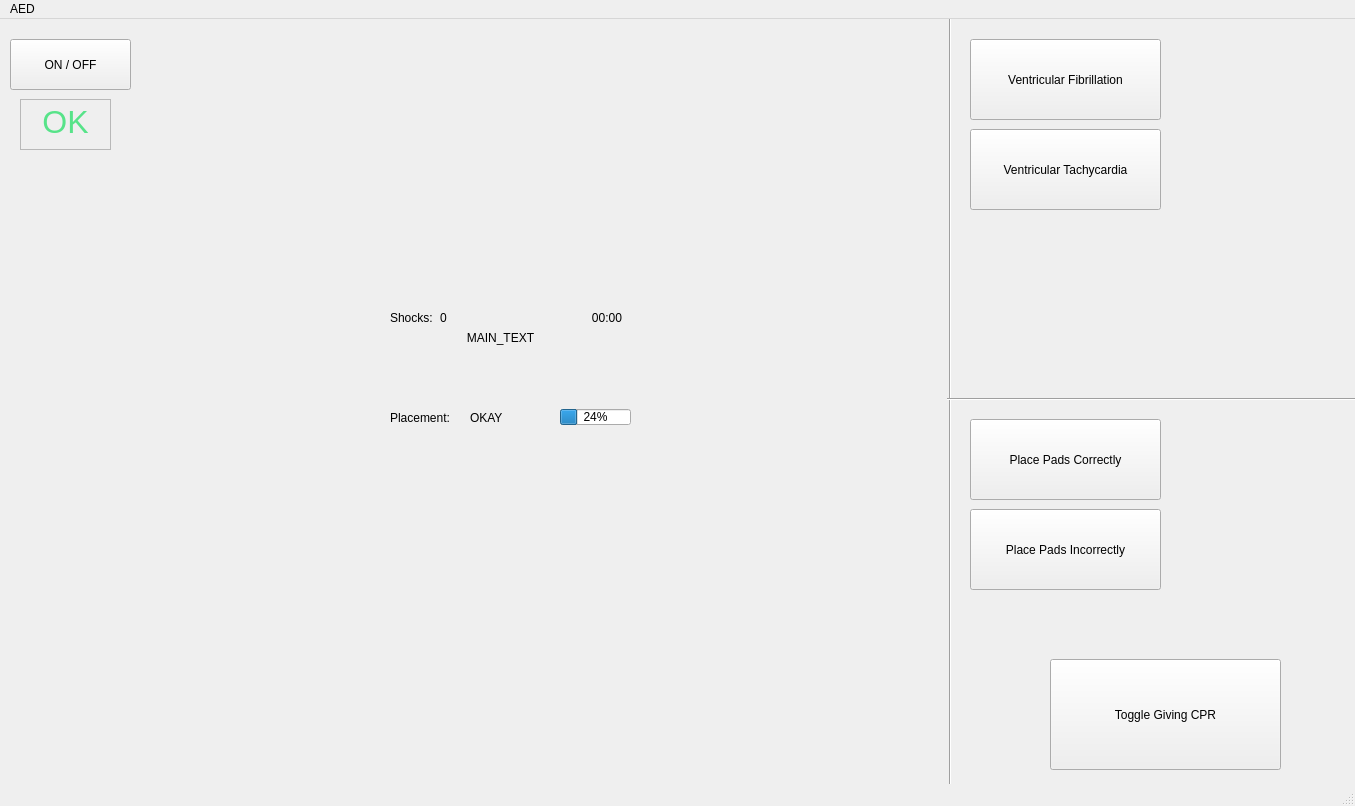
Before: the Qt Designer form AED/mainwindow.ui in SharpieRalph/aed_project, drawn with Qt 5.
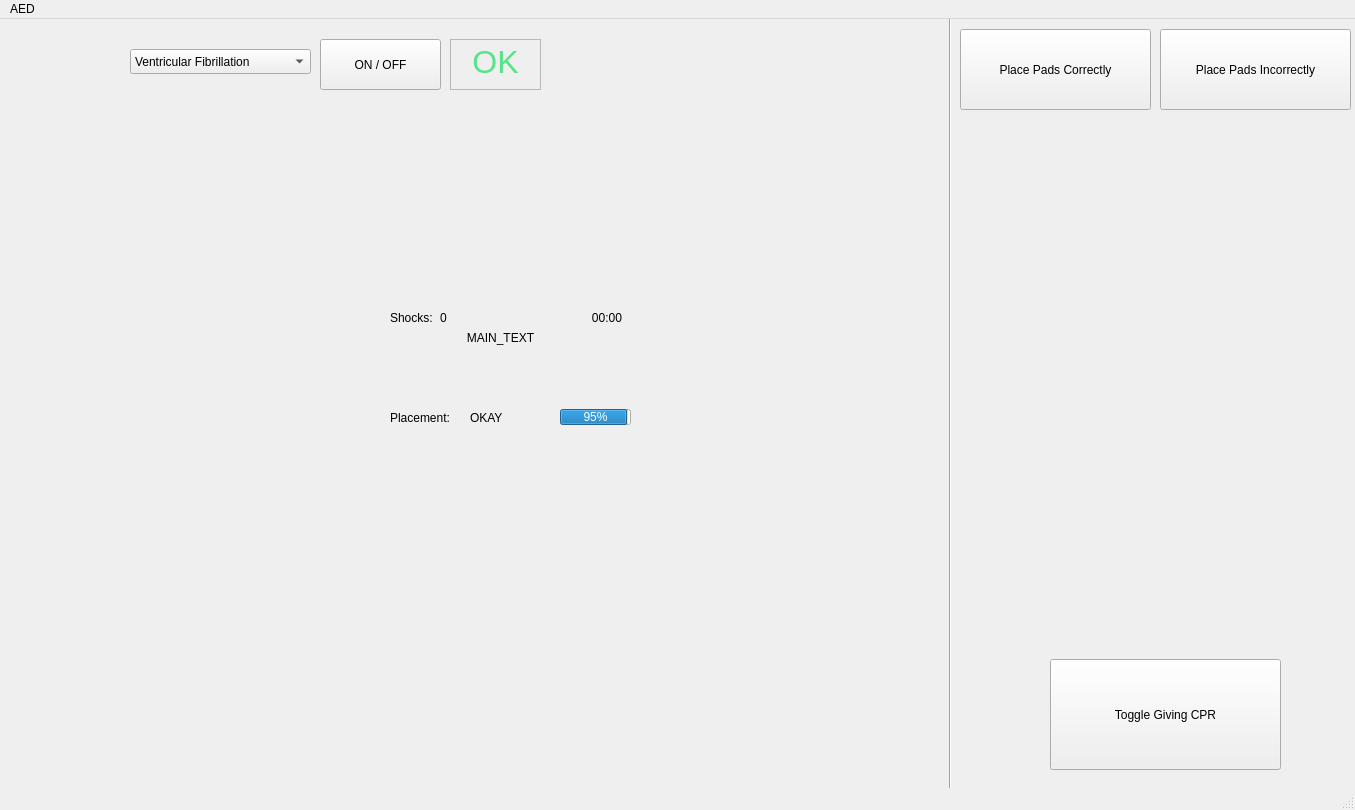
After: the same form once the commit is applied. Icons and pictures are not drawn.

Diff of the .ui file:
```diff
--- a/AED/mainwindow.ui
+++ b/AED/mainwindow.ui
@@ -10,7 +10,7 @@
     <x>0</x>
     <y>0</y>
     <width>1355</width>
-    <height>806</height>
+    <height>810</height>
    </rect>
   </property>
   <property name="windowTitle">
@@ -33,7 +33,7 @@
    <widget class="QPushButton" name="pwrBtn">
     <property name="geometry">
      <rect>
-      <x>10</x>
+      <x>320</x>
       <y>20</y>
       <width>121</width>
       <height>51</height>
@@ -49,8 +49,8 @@
     </property>
     <property name="geometry">
      <rect>
-      <x>20</x>
-      <y>80</y>
+      <x>450</x>
+      <y>20</y>
       <width>91</width>
       <height>51</height>
      </rect>
@@ -86,6 +86,9 @@
     </property>
    </widget>
    <widget class="QLabel" name="Loop">
+    <property name="enabled">
+     <bool>true</bool>
+    </property>
     <property name="geometry">
      <rect>
       <x>130</x>
@@ -308,53 +311,14 @@
      </rect>
     </property>
     <property name="value">
-     <number>24</number>
-    </property>
-   </widget>
-   <widget class="Line" name="line_2">
-    <property name="geometry">
-     <rect>
-      <x>947</x>
-      <y>370</y>
-      <width>421</width>
-      <height>20</height>
-     </rect>
-    </property>
-    <property name="orientation">
-     <enum>Qt::Horizontal</enum>
-    </property>
-   </widget>
-   <widget class="QPushButton" name="ventFib">
-    <property name="geometry">
-     <rect>
-      <x>970</x>
-      <y>20</y>
-      <width>191</width>
-      <height>81</height>
-     </rect>
-    </property>
-    <property name="text">
-     <string>Ventricular Fibrillation</string>
-    </property>
-   </widget>
-   <widget class="QPushButton" name="ventTac">
-    <property name="geometry">
-     <rect>
-      <x>970</x>
-      <y>110</y>
-      <width>191</width>
-      <height>81</height>
-     </rect>
-    </property>
-    <property name="text">
-     <string>Ventricular Tachycardia</string>
+     <number>95</number>
     </property>
    </widget>
    <widget class="QPushButton" name="padsGood">
     <property name="geometry">
      <rect>
-      <x>970</x>
-      <y>400</y>
+      <x>960</x>
+      <y>10</y>
       <width>191</width>
       <height>81</height>
      </rect>
@@ -366,8 +330,8 @@
    <widget class="QPushButton" name="padsBad">
     <property name="geometry">
      <rect>
-      <x>970</x>
-      <y>490</y>
+      <x>1160</x>
+      <y>10</y>
       <width>191</width>
       <height>81</height>
      </rect>
@@ -389,6 +353,26 @@
      <string>Toggle Giving CPR</string>
     </property>
    </widget>
+   <widget class="QComboBox" name="comboBox">
+    <property name="geometry">
+     <rect>
+      <x>130</x>
+      <y>30</y>
+      <width>181</width>
+      <height>25</height>
+     </rect>
+    </property>
+    <item>
+     <property name="text">
+      <string>Ventricular Fibrillation</string>
+     </property>
+    </item>
+    <item>
+     <property name="text">
+      <string>Ventricular Tachycardia</string>
+     </property>
+    </item>
+   </widget>
    <zorder>line</zorder>
    <zorder>pwrBtn</zorder>
    <zorder>NOKindicator</zorder>
```
Left out of the diff: 22 changed lines with no effect on the pictures.
